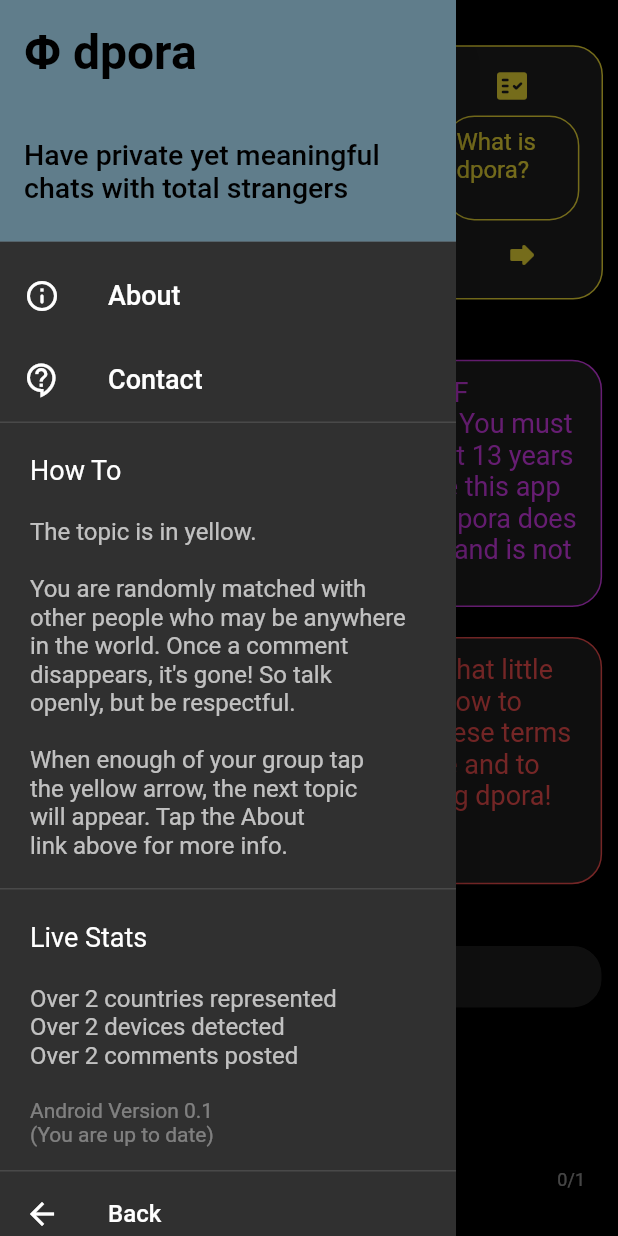
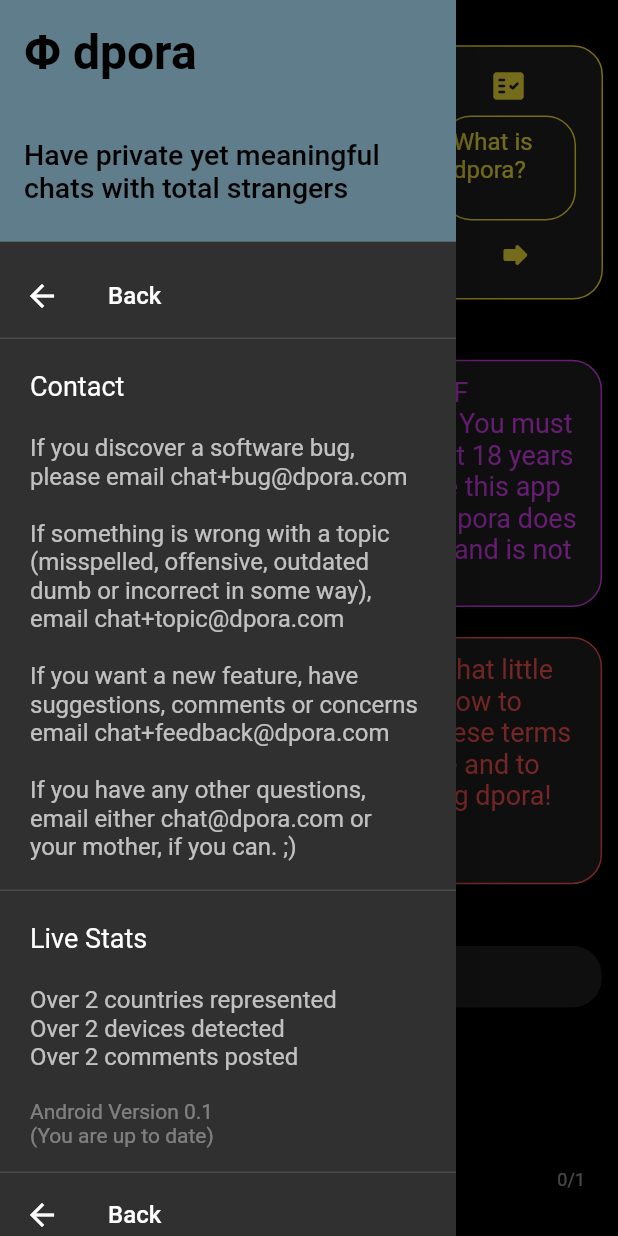
Before and after one commit to cosmobi/dpora, a Flutter app: the screen it shows after launch, after a tap on the "menu" icon, on a phone screen of 412 x 824 dp. Run offline on Flutter 3.47's test engine with Material 2 defaults, Android fonts, the phone set to English and light mode, and no system bars; our stand-ins replace connectivity, firebase_auth, firebase_core, firebase_database, share_plus; accounts and stored records are empty.

Commit message:
Repurposed menu for email contact and removed need for URL launching

```diff
--- a/lib/local_import.dart
+++ b/lib/local_import.dart
@@ -1,27 +1,21 @@
-// TODO: Stimuli totals need to be updated before every app release!
-
-final int totalAds = 1;
-final int totalDebates = 266;
-final int totalGames = 33;
-final int totalJokes = 152;
-final int totalMyths = 59;
-final int totalNews = 4;
-final int totalPassion = 65;
-final int totalPersonal = 757;
-final int totalPonder = 262;
-final int totalProverbs = 394;
-final int totalQuotes = 297;
-final int totalShare = 34;
-final int totalTrivia = 132;
-final int totalStimuli = 2456; // Total Sum
+// These default totals should be updated from the DB
+// but since they cannot be null and need some number...
+// TODO: update all default totals before each release
+int totalAds = 1;
+int totalDebates = 266;
+int totalGames = 33;
+int totalJokes = 152;
+int totalMyths = 59;
+int totalNews = 4;
+int totalPassion = 65;
+int totalPersonal = 757;
+int totalPonder = 262;
+int totalProverbs = 394;
+int totalQuotes = 297;
+int totalShare = 34;
+int totalStimuli = 2456; // Total Sum
+int totalTrivia = 132;
 // *******************************************************
-
-// To generate an UID (eg, r4me6vuiRqQnJ*GoToTheMoon), if needed...
-// then import 'dart:math'; at the top and uncomment these lines...
-// String milliseconds = DateTime.now().millisecondsSinceEpoch.toString();
-// Random generateRandom = new Random();
-// String randomNumber = generateRandom.nextInt(1000000).toString();
-// final String uid = randomNumber + milliseconds;
 
 // Will be used to hold platform identification
 String platform;
@@ -267,6 +261,72 @@ class Instruct {
       };
 }
 
+class Totals {
+  final int adsT;
+  final int debatesT;
+  final int gamesT;
+  final int jokesT;
+  final int mythsT;
+  final int newsT;
+  final int passionT;
+  final int personalT;
+  final int ponderT;
+  final int proverbsT;
+  final int quotesT;
+  final int shareT;
+  final int stimuliT;
+  final int triviaT;
+
+  Totals(
+      this.adsT,
+      this.debatesT,
+      this.gamesT,
+      this.jokesT,
+      this.mythsT,
+      this.newsT,
+      this.passionT,
+      this.personalT,
+      this.ponderT,
+      this.proverbsT,
+      this.quotesT,
+      this.shareT,
+      this.stimuliT,
+      this.triviaT);
+
+  Totals.fromJson(Map<String, dynamic> json)
+      : adsT = json['ads'],
+        debatesT = json['debates'],
+        gamesT = json['games'],
+        jokesT = json['jokes'],
+        mythsT = json['myths'],
+        newsT = json['news'],
+        passionT = json['passion'],
+        personalT = json['personal'],
+        ponderT = json['ponder'],
+        proverbsT = json['proverbs'],
+        quotesT = json['quotes'],
+        shareT = json['share'],
+        stimuliT = json['stimuli'],
+        triviaT = json['trivia'];
+
+  Map<String, dynamic> toJson() => {
+        'ads': adsT,
+        'debates': debatesT,
+        'games': gamesT,
+        'jokes': jokesT,
+        'myths': mythsT,
+        'news': newsT,
+        'passion': passionT,
+        'personal': personalT,
+        'ponder': ponderT,
+        'proverbs': proverbsT,
+        'quotes': quotesT,
+        'share': shareT,
+        'stimuli': stimuliT,
+        'trivia': triviaT
+      };
+}
+
 class Content {
   final String blueContent;
   final int blueStrikes;
--- a/lib/main.dart
+++ b/lib/main.dart
@@ -4,7 +4,6 @@ import 'local_import.dart';
 import 'package:connectivity/connectivity.dart';
 import 'package:share_plus/share_plus.dart';
 import 'package:flutter/foundation.dart';
-import 'package:url_launcher/url_launcher.dart';
 import 'package:firebase_core/firebase_core.dart';
 import 'package:firebase_auth/firebase_auth.dart';
 // ignore: import_of_legacy_library_into_null_safe
@@ -21,36 +20,6 @@ void main() async {
 class DporaApp extends StatefulWidget {
   @override
   _DporaAppState createState() => _DporaAppState();
-}
-
-// Creating link to main website
-_dporaWebsite() async {
-  const url = 'https://dpora.com';
-  if (await canLaunch(url)) {
-    await launch(
-      url,
-      forceWebView:
-          true, // To open url in-app on android. iOS is in-app by default.
-      // enableJavaScript: true, // uncomment if dpora.com uses javascript
-    );
-  } else {
-    throw 'Could not launch $url';
-  }
-}
-
-// Creating link to the web-based dynamic contact form
-_contactForm() async {
-  const url = 'https://contact.dpora.com';
-  if (await canLaunch(url)) {
-    await launch(
-      url,
-      forceWebView:
-          true, // To open url in-app on android. iOS is in-app by default.
-      // enableJavaScript: true, // uncomment if dpora.com uses javascript
-    );
-  } else {
-    throw 'Could not launch $url';
-  }
 }
 
 // If mobile data and/or wifi are turned off then tell the
@@ -569,7 +538,7 @@ class _DporaAppState extends State<DporaApp> {
     });
   }
 
-  // Ge the stimuli catetory instructions
+  // Get the stimuli catetory instructions
   void getInstructions() {
     firebaseRTDB.child('instructions').once().then((DataSnapshot snapshot) {
       Map<String, dynamic> instructMap =
@@ -589,6 +558,31 @@ class _DporaAppState extends State<DporaApp> {
         instructQuotes = categoryInstructions.quotes;
         instructShare = categoryInstructions.share;
         instructTrivia = categoryInstructions.trivia;
+      });
+    });
+  }
+
+  // Get the stimuli totals
+  void stimuliTotals() {
+    firebaseRTDB.child('totals').once().then((DataSnapshot snapshot) {
+      Map<String, dynamic> totalsMap =
+          new Map<String, dynamic>.from(snapshot.value);
+      var categoryTotals = Totals.fromJson(totalsMap);
+      setState(() {
+        totalAds = categoryTotals.adsT;
+        totalDebates = categoryTotals.debatesT;
+        totalGames = categoryTotals.gamesT;
+        totalJokes = categoryTotals.jokesT;
+        totalMyths = categoryTotals.mythsT;
+        totalNews = categoryTotals.newsT;
+        totalPassion = categoryTotals.passionT;
+        totalPersonal = categoryTotals.personalT;
+        totalPonder = categoryTotals.ponderT;
+        totalProverbs = categoryTotals.proverbsT;
+        totalQuotes = categoryTotals.quotesT;
+        totalShare = categoryTotals.shareT;
+        totalStimuli = categoryTotals.stimuliT;
+        totalTrivia = categoryTotals.triviaT;
       });
     });
   }
@@ -1022,11 +1016,6 @@ class _DporaAppState extends State<DporaApp> {
     });
   }
 
-  // void deleteData() {
-  //   // only use if needed to surgically delete erroneous data
-  //   firebaseRTDB.child('dporians/rMW_ogUVuBS14jAk_jy1').remove();
-  // }
-
   @override
   Widget build(BuildContext context) {
     // is mobile data and wifi turned off?
@@ -1075,17 +1064,11 @@ class _DporaAppState extends State<DporaApp> {
       versionStatus = '(You are up to date)\n';
     }
 
+    // Update the total number of each stimuli category & sum total
+    stimuliTotals();
+
     // if already signed in...
     if (auth.currentUser != null) {
-      // When users anonymously sign-in, here is some data captured:
-      // print(auth.currentUser.uid);
-      // print(auth.languageCode); null
-      // print(auth.currentUser.isAnonymous); true
-      // print(auth.currentUser.displayName); null if anonymous
-      // print(auth.currentUser.metadata.creationTime);
-      // To sign out a user, use...
-      //FirebaseAuth.instance.signOut();
-
       // Fetch user info
       getUser(auth.currentUser.uid);
 
@@ -1129,7 +1112,7 @@ class _DporaAppState extends State<DporaApp> {
           'The topic is always on top in yellow. You will be randomly matched with other people, who may be anywhere in the world, to discuss the topic. All comments disappear after 30 seconds! So talk openly, but be respectful. You may mute a person\'s comments by tapping the icon under their text. The next topic will appear after enough of your group taps the little yellow arrow.';
       textColorLB = Colors.blueAccent;
       tileTextRT =
-          'TERMS OF SERVICE: You must be at least 13 years old to use this app (dpora). dpora does not save, and is not responsible for, user-created chat content. dpora is also not liable for any consequences attributed to the use of this app.';
+          'TERMS OF SERVICE: You must be at least 18 years old to use this app (dpora). dpora does not save, and is not responsible for, user-created chat content. dpora is also not liable for any consequences attributed to the use of this app. dpora reserves the right to make changes to these Terms of service at any time, and such charges will be announced at news.dpora.com, which you can subscribe to by email or RSS to be notified of such changes.';
       textColorRT = Colors.purpleAccent;
       tileTextRB =
           'Now tap that little yellow arrow to accept these terms of service and to start using dpora!';
@@ -1183,39 +1166,15 @@ class _DporaAppState extends State<DporaApp> {
                 ),
               ),
               ListTile(
-                leading: Icon(Icons.info_outline_rounded),
+                leading: Icon(Icons.arrow_back_outlined),
                 title: Text(
-                  'About',
+                  'Back',
                   style: TextStyle(
-                    fontSize: 18,
+                    fontSize: 16,
                     color: Colors.white,
                   ),
                 ),
                 onTap: () {
-                  // Go to dpora.com
-                  _dporaWebsite();
-                  // Prep the next slogan to show
-                  sNum++;
-                  if (sNum == sMax) {
-                    // Start over, don't exceed range
-                    sNum = 0;
-                  }
-                  //close the drawer
-                  _drawerKey.currentState.openEndDrawer();
-                },
-              ),
-              ListTile(
-                leading: Icon(Icons.contact_support_outlined),
-                title: Text(
-                  'Contact',
-                  style: TextStyle(
-                    fontSize: 18,
-                    color: Colors.white,
-                  ),
-                ),
-                onTap: () {
-                  // Go to web-based dynamic contact form
-                  _contactForm();
                   sNum++;
                   if (sNum == sMax) {
                     sNum = 0;
@@ -1233,7 +1192,7 @@ class _DporaAppState extends State<DporaApp> {
                   TextSpan(
                     children: <TextSpan>[
                       TextSpan(
-                        text: '\nHow To' + '\n\n',
+                        text: '\nContact' + '\n\n',
                         style: TextStyle(
                           fontSize: 18,
                           color: Colors.white,
@@ -1241,18 +1200,21 @@ class _DporaAppState extends State<DporaApp> {
                       ),
                       TextSpan(
                         text: '''
-The topic is in yellow.
-
-You are randomly matched with
-other people who may be anywhere
-in the world. Once a comment
-disappears, it's gone! So talk
-openly, but be respectful.
-
-When enough of your group tap
-the yellow arrow, the next topic
-will appear. Tap the About
-link above for more info.
+If you discover a software bug,
+please email chat+bug@dpora.com
+
+If something is wrong with a topic
+(misspelled, offensive, outdated
+dumb or incorrect in some way),
+email chat+topic@dpora.com
+
+If you want a new feature, have
+suggestions, comments or concerns
+email chat+feedback@dpora.com
+
+If you have any other questions,
+email either chat@dpora.com or
+your mother, if you can. ;)
 ''',
                         style: TextStyle(
                           fontSize: 16,
@@ -1394,7 +1356,7 @@ link above for more info.
 
   // Show the appropriate icon for each stimuli category
   Widget _icon(stimulusCategory, textSize) {
-  double categoryIconSize = 24.0; // normal size
+    double categoryIconSize = 24.0; // normal size
     if (textSize > 25.0) {
       // Show larger icons for horizontal view.
       // "double the double" value
@@ -1492,7 +1454,7 @@ link above for more info.
     double _iconSize = 24.0; // normal size
     if (textSize > 25.0) {
       // probably horizontal view
-      instructionSize = textSize / 2;
+      instructionSize = textSize - 22;
       _iconSize = 38.0;
     }
     // Hide non-essential icons from non-authenicated users
@@ -1566,23 +1528,6 @@ link above for more info.
               //   tooltip: 'New Group & Topic',
               //   onPressed: () {},
               // //set dporian groupName to 'none' and update vacancies and group data
-              // ),
-              // SizedBox(
-              //   height: 20.0,
-              //   width: 20.0,
-              //   child: IconButton(
-              //     icon: Icon(
-              //       Icons.not_interested_rounded,
-              //       color: iconColor,
-              //       size: _iconSize,
-              //     ),
-              //     padding: EdgeInsets.zero, // need for alignment
-              //     tooltip: 'Something is wrong!',
-              //     onPressed: () {
-              //       // TODO: stimulus is offensive, misspelled, incorrect, outdated,
-              //       // dumb, etc. The simpliest solution is to url over to a web form
-              //     },
-              //   ),
               // ),
             ]),
         // Stimulus is displayed here
@@ -1669,9 +1614,9 @@ link above for more info.
                     },
                   ),
                 ),
-                Text(
-                  stimulusStrikes.toString() + '/' + strikesNeeded.toString(),
-                  //
+                Text(' ' +
+                  stimulusStrikes.toString() +
+                  '/' + strikesNeeded.toString(),
                   style: TextStyle(
                     fontSize: textSize - 2,
                     color: iconColor,
@@ -1830,7 +1775,7 @@ link above for more info.
         }
         // Show literal mute status
         if (muteCount == 0) {
-          muteStatus = ' Not muted by group';
+          muteStatus = ' Tap icon to mute';
         } else if (muteCount == 1) {
           muteStatus = ' Group muted once';
         } else if (muteCount == 2) {
@@ -1842,7 +1787,7 @@ link above for more info.
         }
         // Unmute new member if assigned to a muted color tile
         if (muteCount == 0 && _iconColor == Colors.grey) {
-          muteStatus = 'Unmute new user!';
+          muteStatus = ' Unmute new user!';
           _textColor = textColor; // unmuted
         }
       }
--- a/pubspec.yaml
+++ b/pubspec.yaml
@@ -23,7 +23,6 @@ environment:
 dependencies:
   connectivity: ^3.0.2
   share_plus: ^2.0.0
-  url_launcher: ^6.0.2
   flutter:
     sdk: flutter
   firebase_core: ^1.0.1
```
Also changed, not shown: pubspec.lock, 1 other file.
